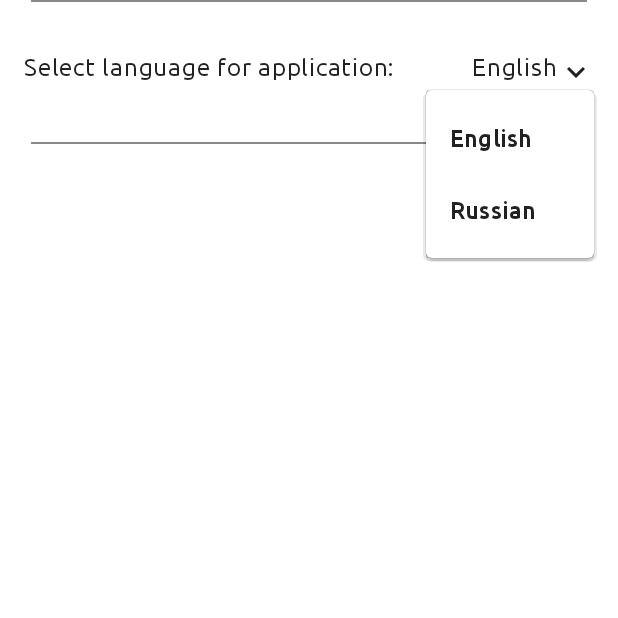
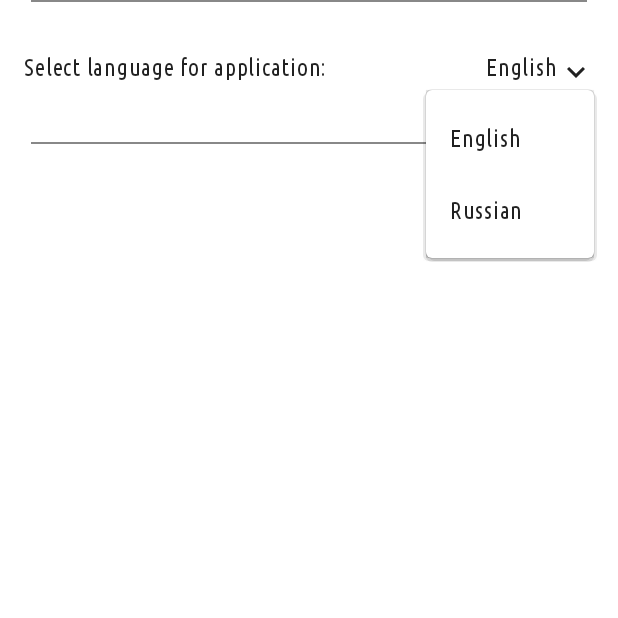
Before and after one commit to Haartag/H3Pand, an Android app built with Jetpack Compose: the SettingsScreen screen opened through its navigation route, after a tap on "English", on a phone screen of 412 x 824 dp, the top half of it. Run offline under Robolectric (Android 15) with nearby library versions, the phone set to English and light mode, and no system bars; our stand-ins replace Dagger/Hilt's generated code; Roboto replaces fonts that are not available here; 1 statement that could not run was skipped.

Commit message:
Settings fonts fixed

```diff
--- a/app/src/main/java/com/valerytimofeev/h3pand/ui/settings/SettingsScreen.kt
+++ b/app/src/main/java/com/valerytimofeev/h3pand/ui/settings/SettingsScreen.kt
@@ -17,6 +17,7 @@ import androidx.compose.ui.unit.dp
 import androidx.hilt.navigation.compose.hiltViewModel
 import androidx.navigation.NavController
 import com.valerytimofeev.h3pand.ui.theme.SandboxButtonColor
+import com.valerytimofeev.h3pand.ui.theme.TypographyCondenced
 
 @Composable
 fun SettingsScreen(
@@ -46,7 +47,10 @@ fun LanguageSettings(
             .padding(16.dp),
         horizontalArrangement = Arrangement.SpaceBetween
     ) {
-        Text(text = settingsViewModel.languageText)
+        Text(
+            text = settingsViewModel.languageText,
+            style = TypographyCondenced.body1
+        )
 
         Row(
             modifier = Modifier.clickable {
@@ -54,7 +58,8 @@ fun LanguageSettings(
             }
         ) {
             Text(
-                text = settingsViewModel.currentLanguage.value
+                text = settingsViewModel.currentLanguage.value,
+                style = TypographyCondenced.body1
             )
             Box {
                 Icon(
@@ -74,7 +79,10 @@ fun LanguageSettings(
                                 settingsViewModel.languageDropDownState.value = false
                             }
                         ) {
-                            Text(text = item)
+                            Text(
+                                text = item,
+                                style = TypographyCondenced.body1
+                            )
                         }
                     }
                 }
@@ -116,25 +124,26 @@ fun LanguageConfirmBox(
     settingsViewModel: SettingsViewModel = hiltViewModel()
 ) {
     Snackbar(
-        modifier = Modifier.padding(12.dp),
+        //modifier = Modifier.padding(12.dp),
         action = {
             Text(
                 text = settingsViewModel.sandboxButtonText,
-                style = androidx.compose.ui.text.TextStyle(textDecoration = TextDecoration.Underline),
+                style = TypographyCondenced.body2.copy(textDecoration = TextDecoration.Underline),
                 textAlign = TextAlign.Center,
                 color = SandboxButtonColor,
                 modifier = Modifier
-                    .fillMaxWidth(0.2f)
+                    .fillMaxWidth(0.25f)
                     .clickable {
-                        settingsViewModel.setLocale()
+                        settingsViewModel.setLocal()
                         navController.navigate("splash_screen")
                     }
             )
         }
     ) {
-        Text(
+            Text(
             text = settingsViewModel.sandboxText,
-            modifier = Modifier.fillMaxWidth(0.8f)
+            style = TypographyCondenced.body2,
+            modifier = Modifier.fillMaxWidth(0.75f)
         )
     }
 }
```
